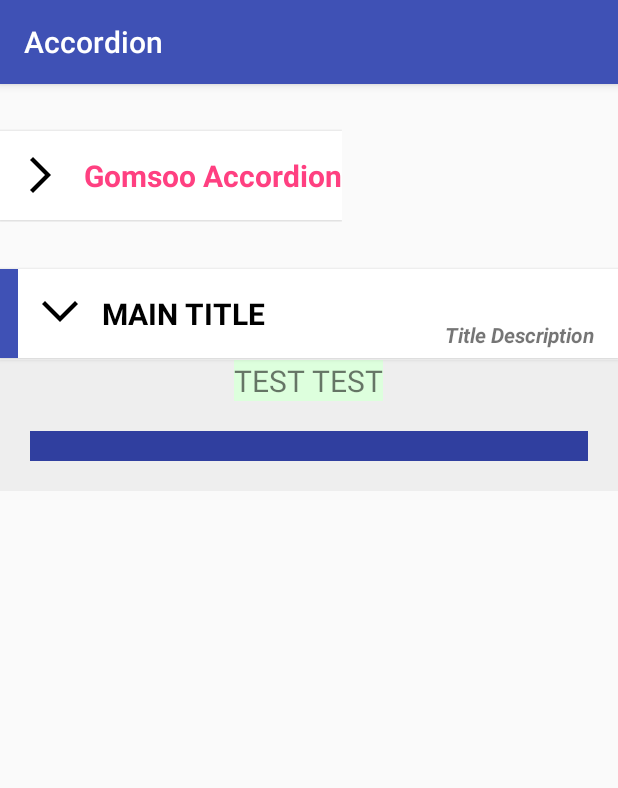
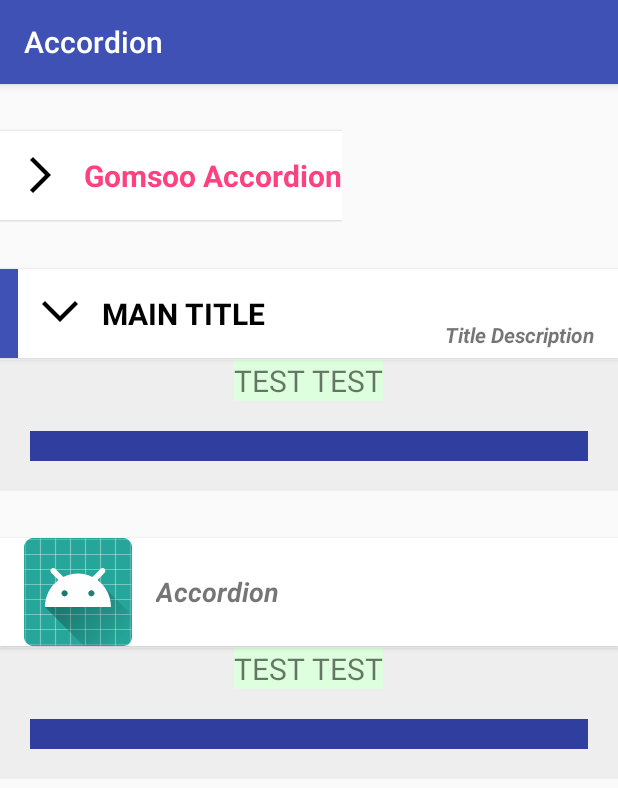
Before and after one commit to Gomsoo/CollapsibleLayout, an Android app: the screen it shows after launch (MainActivity), after a tap on "Gomsoo Accordion", on a phone screen of 412 x 824 dp. Shown: the top 788 px of the screen. Run offline under Robolectric (Android 15) with nearby library versions, the phone set to English and light mode, and no system bars.

Commit message:
Add setting custom header view

```diff
--- a/accordion/src/main/java/com/gomsoo/accordion/AccordionFragment.java
+++ b/accordion/src/main/java/com/gomsoo/accordion/AccordionFragment.java
@@ -1,5 +1,6 @@
 package com.gomsoo.accordion;
 
+import android.content.Context;
 import android.graphics.Color;
 import android.graphics.Typeface;
 import android.os.Bundle;
@@ -10,6 +11,7 @@ import android.support.annotation.Nullable;
 import android.support.annotation.StringRes;
 import android.support.v4.app.Fragment;
 import android.support.v4.content.ContextCompat;
+import android.util.AttributeSet;
 import android.util.TypedValue;
 import android.view.LayoutInflater;
 import android.view.View;
@@ -24,6 +26,8 @@ import android.widget.TextView;
  * Created by Moon on 2018-02-12.
  */
 public class AccordionFragment extends Fragment implements View.OnClickListener {
+
+    private View mRootView;
 
     private FrameLayout mContentContainer;
     private int mExpandedHeight;
@@ -42,7 +46,9 @@ public class AccordionFragment extends Fragment implements View.OnClickListener
     private TextView mTitleView;
     private Title mTitle;
 
-    private FrameLayout mTitleContainer;
+    private FrameLayout mHeaderCustomContainer;
+    private View mCustomHeaderView;
+    private FrameLayout mTitleCustomContainer;
     private View mCustomTitleView;
 
     private static class Title {
@@ -58,28 +64,38 @@ public class AccordionFragment extends Fragment implements View.OnClickListener
         mTitle = new Title();
     }
 
+    @Override
+    public void onInflate(Context context, AttributeSet attrs, Bundle savedInstanceState) {
+        super.onInflate(context, attrs, savedInstanceState);
+
+    }
+
     @Nullable
     @Override
-    public View onCreateView(@NonNull LayoutInflater inflater, @Nullable ViewGroup container, @Nullable Bundle savedInstanceState) {
-        View rootView = inflater.inflate(R.layout.accordion_layout, container, false);
+    public View onCreateView(@NonNull LayoutInflater inflater,
+                             @Nullable ViewGroup container, @Nullable Bundle savedInstanceState) {
+        mRootView = inflater.inflate(R.layout.accordion_layout, container, false);
 
-        rootView.findViewById(R.id.accordionHeader).setOnClickListener(this);
-        mTitleContainer = rootView.findViewById(R.id.accordionHeaderTitleContainer);
-        mColorBandView = rootView.findViewById(R.id.accordionHeaderColorBand);
+        mRootView.findViewById(R.id.accordionHeaderContainer).setOnClickListener(this);
+        mHeaderCustomContainer = mRootView.findViewById(R.id.accordionHeaderCustomContainer);
+        mTitleCustomContainer = mRootView.findViewById(R.id.accordionHeaderTitleCustomContainer);
+        mColorBandView = mRootView.findViewById(R.id.accordionHeaderColorBand);
         applyColorBandVisibility();
 
-        mMarkView = rootView.findViewById(R.id.accordionHeaderMarkView);
-        mTitleView = rootView.findViewById(R.id.accordionHeaderTitleView);
+        mMarkView = mRootView.findViewById(R.id.accordionHeaderMarkView);
+        mTitleView = mRootView.findViewById(R.id.accordionHeaderTitleView);
 
-        mContentContainer = rootView.findViewById(R.id.accordionContentContainer);
+        mContentContainer = mRootView.findViewById(R.id.accordionContentContainer);
 
-        return rootView;
+        return mRootView;
     }
 
     @Override
     public void onViewCreated(@NonNull View view, @Nullable Bundle savedInstanceState) {
         super.onViewCreated(view, savedInstanceState);
 
+        if (mCustomHeaderView != null)
+            attachCustomHeaderView();
         if (mCustomTitleView != null)
             attachCustomTitleView();
         else
@@ -90,14 +106,13 @@ public class AccordionFragment extends Fragment implements View.OnClickListener
 
     @Override
     public void onClick(View v) {
-        if (v.getId() == R.id.accordionHeader) {
-            if (mIsExpand) collapse(mAnimationDurationInMillis);
-            else expand(mAnimationDurationInMillis);
-        }
+        if (v.getId() == R.id.accordionHeaderContainer)
+            toggle();
     }
 
     public void setContentView(@LayoutRes int layoutResId) {
-        mContentView = LayoutInflater.from(getContext()).inflate(layoutResId, mContentContainer, false);
+        mContentView = LayoutInflater.from(getContext())
+                .inflate(layoutResId, mContentContainer, false);
         mContentViewParams = null;
         attachContentView();
     }
@@ -177,8 +192,20 @@ public class AccordionFragment extends Fragment implements View.OnClickListener
         applyColorBandVisibility();
     }
 
+    public void setHeaderView(@LayoutRes int layoutResId) {
+        mCustomHeaderView = LayoutInflater.from(getContext())
+                .inflate(layoutResId, mHeaderCustomContainer, false);
+        attachCustomHeaderView();
+    }
+
+    public void setHeaderView(View view) {
+        mCustomHeaderView = view;
+        attachCustomHeaderView();
+    }
+
     public void setTitleView(@LayoutRes int layoutResId) {
-        mCustomTitleView = LayoutInflater.from(getContext()).inflate(layoutResId, mTitleContainer, false);
+        mCustomTitleView = LayoutInflater.from(getContext())
+                .inflate(layoutResId, mTitleCustomContainer, false);
         attachCustomTitleView();
     }
 
@@ -189,6 +216,15 @@ public class AccordionFragment extends Fragment implements View.OnClickListener
 
     public void setAnimationDuration(long durationInMillis) {
         mAnimationDurationInMillis = durationInMillis;
+    }
+
+    public void toggle() {
+        toggle(mAnimationDurationInMillis);
+    }
+
+    public void toggle(long durationInMillis) {
+        if (mIsExpand) collapse(durationInMillis);
+        else expand(durationInMillis);
     }
 
     public void expand() {
@@ -229,18 +265,32 @@ public class AccordionFragment extends Fragment implements View.OnClickListener
         mContentContainer.invalidate();
     }
 
+    private void attachCustomHeaderView() {
+        if (mHeaderCustomContainer == null || mCustomHeaderView == null) return;
+
+        mHeaderCustomContainer.addView(mCustomHeaderView);
+        mRootView.findViewById(R.id.accordionHeader).setVisibility(View.INVISIBLE);
+        mHeaderCustomContainer.setVisibility(View.VISIBLE);
+    }
+
     private void attachCustomTitleView() {
-        if (mTitleContainer == null || mCustomTitleView == null) return;
+        if (mTitleCustomContainer == null || mCustomTitleView == null) return;
 
-        mTitleContainer.addView(mCustomTitleView);
+        mTitleCustomContainer.addView(mCustomTitleView);
+        mRootView.findViewById(R.id.accordionHeader).setVisibility(View.VISIBLE);
+        mHeaderCustomContainer.setVisibility(View.INVISIBLE);
         mTitleView.setVisibility(View.INVISIBLE);
-        mTitleContainer.requestLayout();
-        mTitleContainer.invalidate();
+        mTitleCustomContainer.setVisibility(View.VISIBLE);
     }
 
     private void applyTitle() {
         if (mTitleView == null) return;
-        if (mTitleView.getVisibility() != View.VISIBLE) mTitleView.setVisibility(View.VISIBLE);
+
+        mHeaderCustomContainer.setVisibility(View.INVISIBLE);
+        mRootView.findViewById(R.id.accordionHeader).setVisibility(View.VISIBLE);
+        mTitleCustomContainer.setVisibility(View.INVISIBLE);
+        mTitleView.setVisibility(View.VISIBLE);
+
         mTitleView.setText(mTitle.text);
 
         mTitleView.setTypeface(mTitleView.getTypeface(), mTitle.titleBold ?
--- a/accordion/src/main/res/layout/accordion_layout.xml
+++ b/accordion/src/main/res/layout/accordion_layout.xml
@@ -36,7 +36,6 @@
                 android:src="@drawable/arrow_down" />
 
             <FrameLayout
-                android:id="@+id/accordionHeaderTitleContainer"
                 android:layout_width="match_parent"
                 android:layout_height="wrap_content">
 
@@ -48,9 +47,21 @@
                     android:layout_marginTop="16dp"
                     android:text="HEADER TITLE" />
 
+                <FrameLayout
+                    android:id="@+id/accordionHeaderTitleCustomContainer"
+                    android:layout_width="match_parent"
+                    android:layout_height="wrap_content"
+                    android:visibility="invisible" />
+
             </FrameLayout>
 
         </LinearLayout>
+
+        <FrameLayout
+            android:id="@+id/accordionHeaderCustomContainer"
+            android:layout_width="match_parent"
+            android:layout_height="wrap_content"
+            android:visibility="invisible" />
 
     </android.support.v7.widget.CardView>
 
--- a/app/src/main/java/com/gomsoo/accordion/sample/MainActivity.java
+++ b/app/src/main/java/com/gomsoo/accordion/sample/MainActivity.java
@@ -27,5 +27,11 @@ public class MainActivity extends AppCompatActivity {
                 getSupportFragmentManager().findFragmentById(R.id.accordionFragment2);
         fragment2.setContentView(R.layout.accordion_content);
         fragment2.setTitleView(R.layout.custom_title);
+
+        AccordionFragment fragment3 = (AccordionFragment)
+                getSupportFragmentManager().findFragmentById(R.id.accordionFragment3);
+        fragment3.setContentView(R.layout.accordion_content);
+        fragment3.setHeaderView(R.layout.custom_header);
+        fragment3.setAnimationDuration(600);
     }
 }
--- a/app/src/main/res/layout/activity_main.xml
+++ b/app/src/main/res/layout/activity_main.xml
@@ -25,5 +25,12 @@
             android:layout_height="wrap_content"
             android:layout_marginTop="30dp" />
 
+        <fragment
+            android:id="@+id/accordionFragment3"
+            android:name="com.gomsoo.accordion.AccordionFragment"
+            android:layout_width="match_parent"
+            android:layout_height="wrap_content"
+            android:layout_marginTop="30dp" />
+
     </LinearLayout>
 </ScrollView>
```
